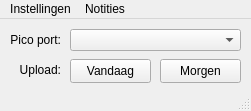
This is UI files/rooster-epd.ui in duisterethomas/rooster-epd as Qt 5 draws it before an edit. The edited form follows.
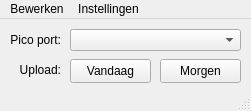
This is the edited form.

Patch:
```diff
--- a/UI files/rooster-epd.ui
+++ b/UI files/rooster-epd.ui
@@ -120,14 +120,14 @@
     <addaction name="separator"/>
     <addaction name="actionRefresh_ports"/>
    </widget>
-   <widget class="QMenu" name="menuNotities">
+   <widget class="QMenu" name="menuBewerken">
     <property name="title">
-     <string>Notities</string>
+     <string>Bewerken</string>
     </property>
     <addaction name="actionNotities_bewerken"/>
    </widget>
+   <addaction name="menuBewerken"/>
    <addaction name="menuSettings"/>
-   <addaction name="menuNotities"/>
   </widget>
   <action name="actionTijden_instellen">
    <property name="text">
```
Left out of the diff: 6 changed lines with no effect on the pictures.
